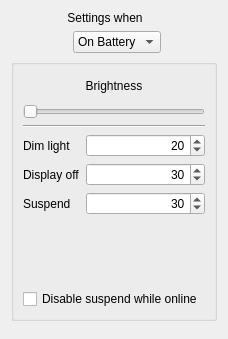
Old version of the form src/settings/light-and-power/lightsettingsbase.ui in the repository goldelico/letux-qtmoko.
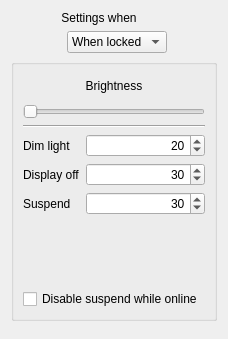
New version of the form. Custom widgets are drawn as their Qt base class.

Commit message: Implement power settings when phone is locked

Patch:
```diff
--- a/src/settings/light-and-power/lightsettingsbase.ui
+++ b/src/settings/light-and-power/lightsettingsbase.ui
@@ -48,6 +48,11 @@
        </item>
        <item row="0" column="1" >
         <widget class="QComboBox" name="powerSource" >
+         <item>
+          <property name="text">
+           <string>When locked</string>
+          </property>
+         </item>        
          <item>
           <property name="text" >
            <string>On Battery</string>
```
The commit also changes 10 other files.
